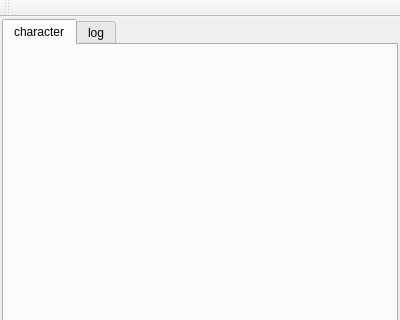
The window that mainwindow.ui (celentanos/tq) describes before a commit, drawn with Qt 5; both pictures show x 0 to 400 and y 0 to 320 of the 400 by 600 pixel window.
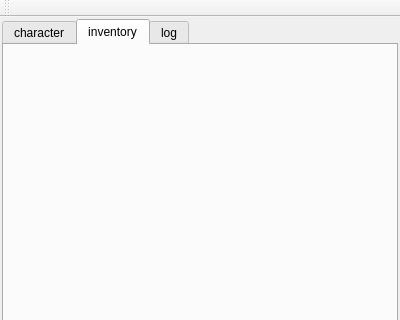
The same window after the commit.

```diff
--- a/mainwindow.ui
+++ b/mainwindow.ui
@@ -33,7 +33,7 @@
     <item>
      <widget class="QTabWidget" name="tabWidget">
       <property name="currentIndex">
-       <number>0</number>
+       <number>1</number>
       </property>
       <widget class="QWidget" name="tabChar">
        <attribute name="title">
@@ -41,6 +41,12 @@
        </attribute>
        <layout class="QVBoxLayout" name="verticalLayout_7"/>
       </widget>
+      <widget class="QWidget" name="tabInventory">
+       <attribute name="title">
+        <string>inventory</string>
+       </attribute>
+       <layout class="QGridLayout" name="gridLayout"/>
+      </widget>
       <widget class="QWidget" name="tabLog">
        <attribute name="title">
         <string>log</string>
```
Left out of the diff: 2 changed lines with no effect on the pictures.
